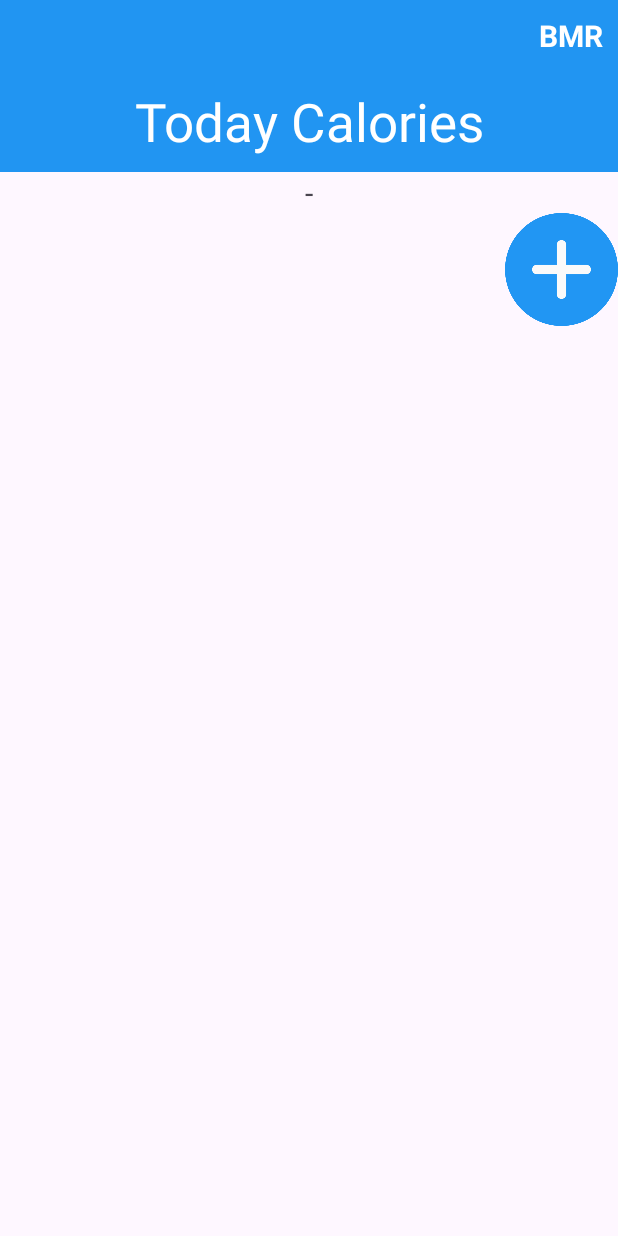
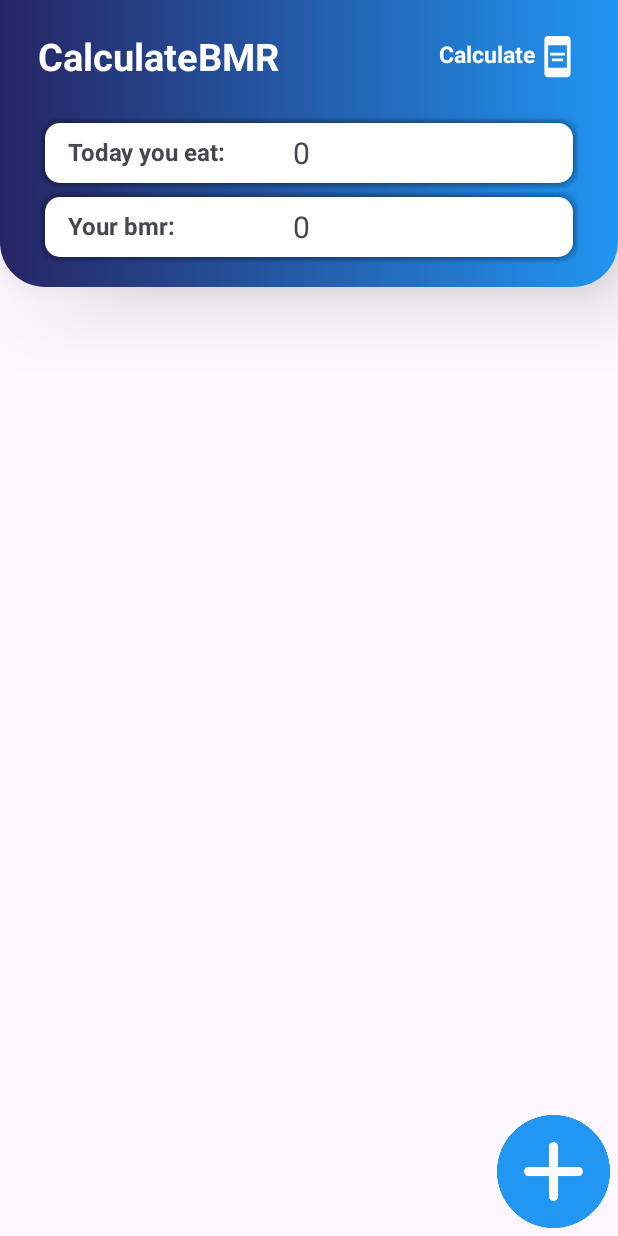
Before and after one commit to KittamadLim/CaloriesTracker, an Android app: the screen it shows after launch (MainActivity), on a phone screen of 412 x 824 dp. Run offline under Robolectric (Android 15) with nearby library versions, the phone set to English and light mode, and no system bars.

Commit message:
zainw
inwza

```diff
--- a/app/src/main/java/com/example/bmrcalculator/Addfood.java
+++ b/app/src/main/java/com/example/bmrcalculator/Addfood.java
@@ -89,7 +89,7 @@ public class Addfood extends AppCompatActivity {
             }
         });
 
-        final TextView back_Btn = findViewById(R.id.info_btn);
+        final ImageView back_Btn = findViewById(R.id.info_btn);
         back_Btn.setOnClickListener(new View.OnClickListener() {
             @Override
             public void onClick(View v) {
--- a/app/src/main/java/com/example/bmrcalculator/Information.java
+++ b/app/src/main/java/com/example/bmrcalculator/Information.java
@@ -7,6 +7,7 @@ import android.text.InputFilter;
 import android.text.Spanned;
 import android.view.View;
 import android.widget.EditText;
+import android.widget.ImageView;
 import android.widget.RadioButton;
 import android.widget.RadioGroup;
 import android.widget.TextView;
@@ -27,7 +28,7 @@ public class Information extends AppCompatActivity {
         setContentView(R.layout.activity_infomation);
         DecimalFormat formatter = new DecimalFormat("#,###.##");
         final TextView cal_btn = findViewById(R.id.cal_btn1);
-        final TextView Back_btn = findViewById(R.id.info_btn);
+        final ImageView Back_btn = findViewById(R.id.info_btn);
         Intent intent = new Intent(Information.this, MainActivity.class);
         Back_btn.setOnClickListener(new View.OnClickListener() {
             @Override
--- a/app/src/main/java/com/example/bmrcalculator/MainActivity.java
+++ b/app/src/main/java/com/example/bmrcalculator/MainActivity.java
@@ -40,7 +40,7 @@ public class MainActivity extends AppCompatActivity {
     protected void onCreate(Bundle savedInstanceState) {
         super.onCreate(savedInstanceState);
         setContentView(R.layout.activity_main);
-        final ImageView info_btn = findViewById(R.id.info_btn);
+        final ImageView info_btn = findViewById(R.id.back_Btn);
         final ImageButton add_food = findViewById(R.id.add_btn);
 
         Intent intent1 = new Intent(MainActivity.this, Information.class);
@@ -86,13 +86,13 @@ public class MainActivity extends AppCompatActivity {
 
         while(cursor.moveToNext()) {
             if(cursor!=null) {
-                String title = cursor.getString(3);
+                String title = cursor.getString(1);
                 String imageString = cursor.getString(2);
-                String protein = String.valueOf(cursor.getInt(4));
-                String fat = String.valueOf(cursor.getInt(5));
-                String carb = String.valueOf(cursor.getInt(6));
-//                String cal = String.valueOf(cursor.getInt(8));
-                datas.add(new Data("" + title, "" + "200", "" + protein, "" + carb, "" + fat, imageString));
+                String protein = String.valueOf(cursor.getInt(3));
+                String fat = String.valueOf(cursor.getInt(6));
+                String carb = String.valueOf(cursor.getInt(5));
+                String cal = String.valueOf(cursor.getInt(4));
+                datas.add(new Data("" + title, "" + cal, "" + protein, "" + carb, "" + fat, imageString));
             }
         }
         recyclerView = (RecyclerView) findViewById(R.id.recycler_view);
--- a/app/src/main/res/layout/activity_main.xml
+++ b/app/src/main/res/layout/activity_main.xml
@@ -1,109 +1,169 @@
 <?xml version="1.0" encoding="utf-8"?>
-<LinearLayout xmlns:android="http://schemas.android.com/apk/res/android"
+<androidx.constraintlayout.widget.ConstraintLayout xmlns:android="http://schemas.android.com/apk/res/android"
     xmlns:app="http://schemas.android.com/apk/res-auto"
     xmlns:tools="http://schemas.android.com/tools"
     android:layout_width="match_parent"
     android:layout_height="match_parent"
-    android:orientation="vertical"
     tools:context=".MainActivity">
 
-    <LinearLayout
+    <androidx.constraintlayout.widget.ConstraintLayout
+        android:elevation="30dp"
+        android:id="@+id/layoutHeader2"
         android:layout_width="match_parent"
         android:layout_height="wrap_content"
-        android:orientation="vertical">
-
-        <LinearLayout
-            android:layout_width="match_parent"
-            android:layout_height="wrap_content"
-            android:orientation="horizontal">
+        android:background="@drawable/header_backg"
+        android:padding="10dp"
+        app:layout_constraintTop_toTopOf="parent">
 
         <TextView
-                android:id="@+id/back_Btn"
-                android:layout_width="match_parent"
+            android:id="@+id/BMRcalculater"
+            android:layout_width="wrap_content"
             android:layout_height="wrap_content"
-                android:layout_gravity="center"
-                android:layout_weight="1"
-                android:background="#2195F2"
-                android:backgroundTint="#2195F2"
-                android:padding="10dp"
-                android:textAlignment="viewEnd"
-                android:textColor="@android:color/white"
-                android:textSize="20sp"
+            android:layout_marginStart="15dp"
+            android:layout_marginTop="10dp"
+            android:text="CalculateBMR"
+            android:textColor="@color/white"
+            android:textSize="25sp"
             android:textStyle="bold"
-                app:layout_constraintBottom_toBottomOf="parent"
-                app:layout_constraintEnd_toEndOf="parent"
             app:layout_constraintStart_toStartOf="parent"
             app:layout_constraintTop_toTopOf="parent" />
 
         <TextView
-                android:id="@+id/info_btn"
+            android:id="@+id/textgocal"
+            android:layout_width="wrap_content"
+            android:layout_height="wrap_content"
+            android:layout_marginStart="20dp"
+            android:layout_marginTop="15dp"
+            android:text="Calculate"
+            android:textColor="@color/white"
+            android:textSize="15sp"
+            android:textStyle="bold"
+            app:layout_constraintEnd_toStartOf="@id/back_Btn"
+            app:layout_constraintTop_toTopOf="parent" />
+
+        <ImageView
+            android:id="@+id/back_Btn"
+            android:layout_width="30dp"
+            android:layout_height="30dp"
+            android:layout_marginEnd="15dp"
+            android:contentDescription="@string/app_name"
+            android:src="@drawable/calculate"
+            android:tint="@color/white"
+            app:layout_constraintBottom_toBottomOf="@id/BMRcalculater"
+            app:layout_constraintEnd_toEndOf="parent"
+            app:layout_constraintTop_toTopOf="@id/BMRcalculater" />
+
+        <LinearLayout
+            android:id="@+id/layoutcal"
+            android:layout_width="match_parent"
+            android:layout_height="wrap_content"
+            android:layout_marginStart="15dp"
+            android:layout_marginEnd="15dp"
+            android:layout_marginBottom="30dp"
+            android:background="@drawable/bmrbox"
+            android:orientation="horizontal"
+            app:layout_constraintBottom_toBottomOf="parent"
+            app:layout_constraintTop_toBottomOf="@id/back_Btn"
+            tools:layout_editor_absoluteX="25dp">
+
+            <TextView
+                android:id="@+id/todaycalinfo"
+                android:layout_width="0dp"
+                android:layout_height="40dp"
+                android:layout_weight="1"
+                android:paddingStart="15dp"
+                android:paddingTop="8dp"
+                android:paddingEnd="15dp"
+                android:text="Today you eat: "
+                android:textSize="16sp"
+                android:textStyle="bold" />
+
+            <TextView
+                android:id="@+id/Yourcal_value"
                 android:layout_width="wrap_content"
                 android:layout_height="wrap_content"
                 android:layout_gravity="center"
-                android:background="#2195F2"
-                android:backgroundTint="#2195F2"
-                android:padding="10dp"
-                android:text="BMR"
-                android:textAlignment="viewEnd"
-                android:textColor="@android:color/white"
-                android:textSize="20sp"
-                android:textStyle="bold"
-                app:layout_constraintBottom_toBottomOf="parent"
-                app:layout_constraintEnd_toEndOf="parent"
-                app:layout_constraintStart_toStartOf="parent"
-                app:layout_constraintTop_toTopOf="parent" />
+                android:layout_weight="1"
+                android:paddingEnd="10dp"
+                android:text="0"
+                android:textSize="20sp" />
+
+
         </LinearLayout>
 
-        <TextView
-            android:id="@+id/textView3"
+        <LinearLayout
+            android:id="@+id/layoutbmr"
             android:layout_width="match_parent"
-            android:layout_height="wrap_content"
-            android:layout_gravity="center"
-            android:background="#2195F2"
-            android:backgroundTint="#2195F2"
-            android:padding="10dp"
-            android:text="@string/cal"
-            android:textAlignment="center"
-            android:textColor="@android:color/white"
-            android:textSize="35sp"
+            android:layout_height="match_parent"
+            android:layout_marginStart="15dp"
+            android:layout_marginEnd="15dp"
+            android:layout_marginBottom="5dp"
+            android:layout_weight="1"
+            android:background="@drawable/bmrbox"
+            android:orientation="horizontal"
             app:layout_constraintBottom_toBottomOf="parent"
-            app:layout_constraintEnd_toEndOf="parent"
-            app:layout_constraintStart_toStartOf="parent"
-            app:layout_constraintTop_toTopOf="parent" />
+            app:layout_constraintTop_toBottomOf="@id/layoutcal"
+            tools:layout_editor_absoluteX="40dp">
 
             <TextView
+                android:id="@+id/Yourbmrtext"
+                android:layout_width="0dp"
+                android:layout_height="40dp"
+                android:layout_weight="1"
+                android:paddingStart="15dp"
+                android:paddingTop="8dp"
+                android:paddingEnd="15dp"
+                android:text="Your bmr: "
+                android:textSize="16sp"
+                android:textStyle="bold" />
+
+            <TextView
+                android:id="@+id/Yourbmr_value"
                 android:layout_width="wrap_content"
                 android:layout_height="wrap_content"
                 android:layout_gravity="center"
-            android:text="@string/total_cal"
-            android:textSize="20sp"
-            app:layout_constraintBottom_toBottomOf="parent"
-            app:layout_constraintEnd_toEndOf="parent"
-            app:layout_constraintStart_toStartOf="parent"
-            app:layout_constraintTop_toTopOf="parent" />
+                android:layout_weight="1"
+                android:paddingEnd="10dp"
+                android:text="0"
+                android:textSize="20sp" />
 
         </LinearLayout>
+
+
+    </androidx.constraintlayout.widget.ConstraintLayout>
+
+    <androidx.constraintlayout.widget.ConstraintLayout
+        android:id="@+id/calinfo"
+        android:layout_width="match_parent"
+        android:layout_height="0dp"
+        app:layout_constraintBottom_toBottomOf="parent"
+        app:layout_constraintTop_toBottomOf="@id/layoutHeader2">
+
 
         <androidx.recyclerview.widget.RecyclerView
             android:id="@+id/recycler_view"
             android:layout_width="match_parent"
-        android:layout_height="wrap_content"
+            android:layout_height="match_parent"
+            android:foregroundGravity="bottom|right"
+            android:padding="20dp"
             android:scrollbars="vertical" />
-    <LinearLayout
-        android:layout_width="match_parent"
-        android:layout_height="match_parent"
-        android:orientation="vertical">
+
+    </androidx.constraintlayout.widget.ConstraintLayout>
 
     <ImageButton
         android:id="@+id/add_btn"
         android:layout_width="wrap_content"
         android:layout_height="wrap_content"
-            android:layout_gravity="bottom|right"
+        android:layout_gravity="right"
         android:adjustViewBounds="true"
         android:background="@null"
+        android:foregroundGravity="bottom"
         android:maxHeight="75dp"
         android:scaleType="centerInside"
-            android:src="@drawable/plus2" />
-    </LinearLayout>
+        android:src="@drawable/plus2"
+        android:layout_margin="5dp"
+        android:elevation="10dp"
+        app:layout_constraintEnd_toEndOf="parent"
+        app:layout_constraintBottom_toBottomOf="parent" />
 
-</LinearLayout>
+</androidx.constraintlayout.widget.ConstraintLayout>
```
Lines whose indentation alone changed are shown as unchanged.
